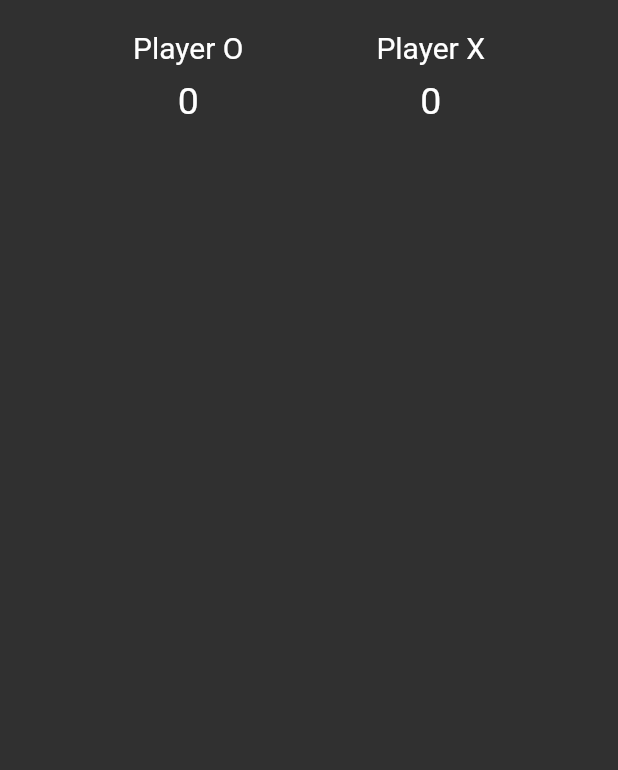
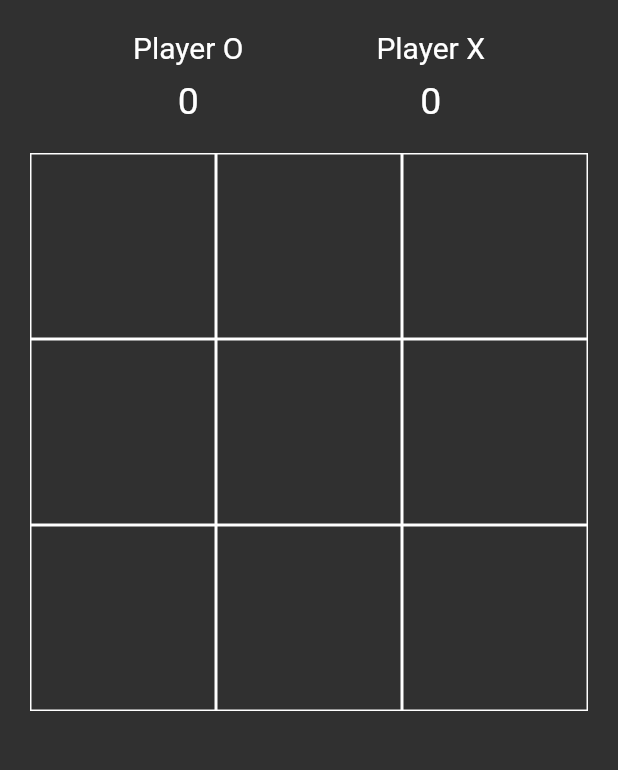
Before and after one commit to Terminatorking/tic_tac_toe, a Flutter app: the screen it shows after launch, on a phone screen of 412 x 824 dp, the part 84-854 px from its top. Run offline on Flutter 3.47's test engine with Material 2 defaults, Android fonts, the phone set to English and light mode, and no system bars.

```diff
--- a/lib/home_page.dart
+++ b/lib/home_page.dart
@@ -12,6 +12,7 @@ class _HomePageState extends State<HomePage> {
   int winingsOfOPlayer = 0;
   @override
   Widget build(BuildContext context) {
+    Size size = MediaQuery.of(context).size;
     return SafeArea(
       child: Scaffold(
         appBar: AppBar(
@@ -61,6 +62,25 @@ class _HomePageState extends State<HomePage> {
                   ],
                 ),
               ],
+            ),
+            Container(
+              margin: const EdgeInsets.all(20),
+              width: size.width,
+              height: size.height / 1.9,
+              child: GridView.builder(
+                physics: const NeverScrollableScrollPhysics(),
+                itemCount: 9,
+                gridDelegate: const SliverGridDelegateWithFixedCrossAxisCount(
+                  crossAxisCount: 3,
+                ),
+                itemBuilder: (context, index) {
+                  return Container(
+                    decoration: BoxDecoration(
+                      border: Border.all(color: Colors.white),
+                    ),
+                  );
+                },
+              ),
             )
           ],
         ),
```
